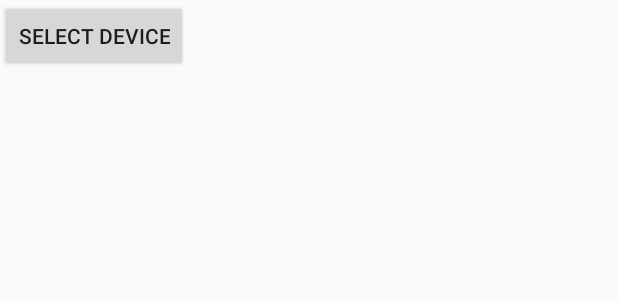
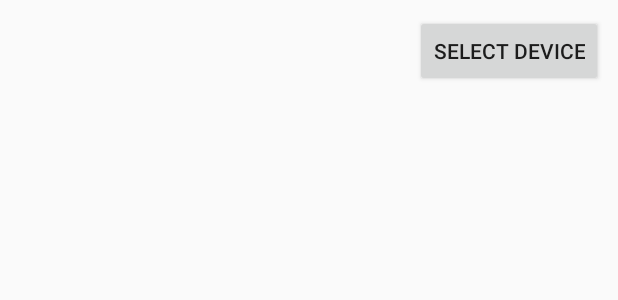
Before and after one commit to markszabo/FlowerCareRegister, an Android app: the layout listitem_device.xml on its own in the app's theme, with its tools: preview values and no code run, on a phone screen of 412 x 824 dp. Shown: the top 300 px of the screen. Run offline under Robolectric (Android 15) with nearby library versions, the phone set to English and light mode, and no system bars.

```diff
--- a/app/src/main/res/layout/listitem_device.xml
+++ b/app/src/main/res/layout/listitem_device.xml
@@ -1,12 +1,14 @@
 <?xml version="1.0" encoding="utf-8"?>
-<LinearLayout xmlns:android="http://schemas.android.com/apk/res/android"
+<RelativeLayout xmlns:android="http://schemas.android.com/apk/res/android"
     android:orientation="horizontal"
     android:layout_width="match_parent"
-    android:layout_height="wrap_content">
+    android:layout_height="wrap_content"
+    android:padding="10dp">
     <LinearLayout xmlns:android="http://schemas.android.com/apk/res/android"
         android:orientation="vertical"
         android:layout_width="wrap_content"
-        android:layout_height="wrap_content">
+        android:layout_height="wrap_content"
+        android:layout_alignParentStart="true">
         <TextView android:id="@+id/device_name"
             android:layout_width="match_parent"
             android:layout_height="wrap_content"
@@ -20,5 +22,6 @@
         android:layout_width="wrap_content"
         android:layout_height="wrap_content"
         android:text="@string/select_device"
-        android:id="@+id/select_device_btn"/>
-</LinearLayout>
+        android:id="@+id/select_device_btn"
+        android:layout_alignParentEnd="true"/>
+</RelativeLayout>
```
Also changed, not shown: app/src/main/java/hu/szabo_simon/mark/flowercareregister/SearchDevicesActivity.java (+24 -1 lines), app/src/main/res/layout/activity_search_devices.xml (+11 -0 lines).
